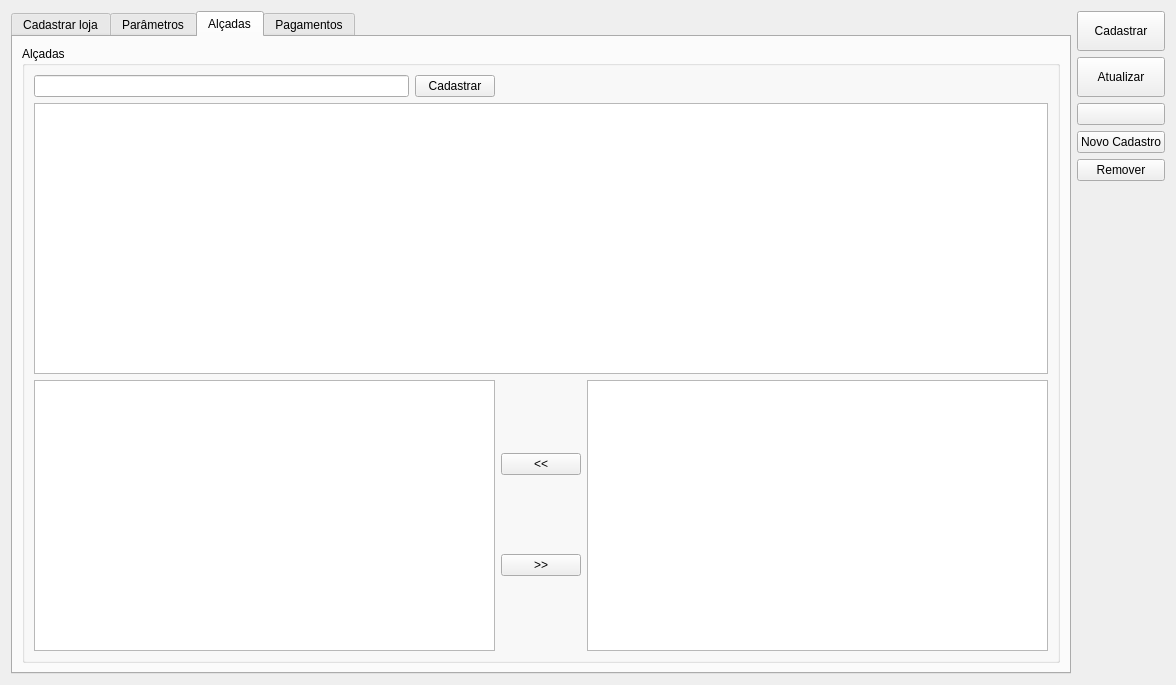
The window that ui/cadastroloja.ui (lellisls/ERP-STACCATO) describes before a commit, drawn with Qt 5.
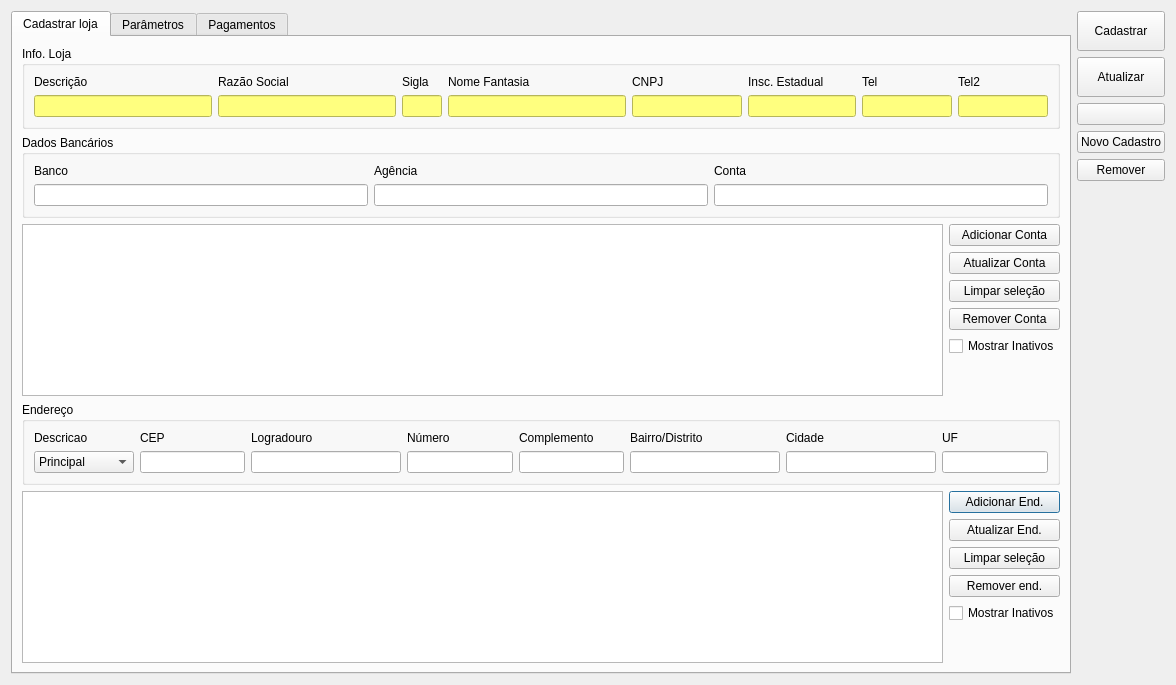
The same window after the commit. The open tabs and pages were chosen to show the change. Icons and pictures are not drawn. Custom widgets are drawn as their Qt base class.

What changed in the file:
```diff
--- a/ui/cadastroloja.ui
+++ b/ui/cadastroloja.ui
@@ -762,66 +762,6 @@
        </item>
       </layout>
      </widget>
-     <widget class="QWidget" name="tab_3">
-      <attribute name="title">
-       <string>Alçadas</string>
-      </attribute>
-      <layout class="QGridLayout" name="gridLayout_11">
-       <item row="0" column="0">
-        <widget class="QGroupBox" name="groupBoxAlcadas">
-         <property name="enabled">
-          <bool>true</bool>
-         </property>
-         <property name="title">
-          <string>Alçadas</string>
-         </property>
-         <layout class="QGridLayout" name="gridLayout_17">
-          <item row="0" column="0">
-           <layout class="QGridLayout" name="gridLayout_8">
-            <item row="0" column="0">
-             <widget class="QLineEdit" name="lineEditTipo"/>
-            </item>
-            <item row="0" column="1">
-             <widget class="QPushButton" name="pushButtonCadastrarTipo">
-              <property name="text">
-               <string>Cadastrar</string>
-              </property>
-             </widget>
-            </item>
-           </layout>
-          </item>
-          <item row="2" column="0">
-           <widget class="TableView" name="tablePermissoes"/>
-          </item>
-          <item row="2" column="2">
-           <widget class="QTableView" name="tableView"/>
-          </item>
-          <item row="2" column="1">
-           <layout class="QGridLayout" name="gridLayout_16">
-            <item row="0" column="0">
-             <widget class="QPushButton" name="pushButton">
-              <property name="text">
-               <string>&lt;&lt;</string>
-              </property>
-             </widget>
-            </item>
-            <item row="1" column="0">
-             <widget class="QPushButton" name="pushButton_2">
-              <property name="text">
-               <string>&gt;&gt;</string>
-              </property>
-             </widget>
-            </item>
-           </layout>
-          </item>
-          <item row="1" column="0" colspan="3">
-           <widget class="TableView" name="tableAlcadas"/>
-          </item>
-         </layout>
-        </widget>
-       </item>
-      </layout>
-     </widget>
      <widget class="QWidget" name="tab_4">
       <attribute name="title">
        <string>Pagamentos</string>
```
Left out of the diff: 3 changed lines with no effect on the pictures.
